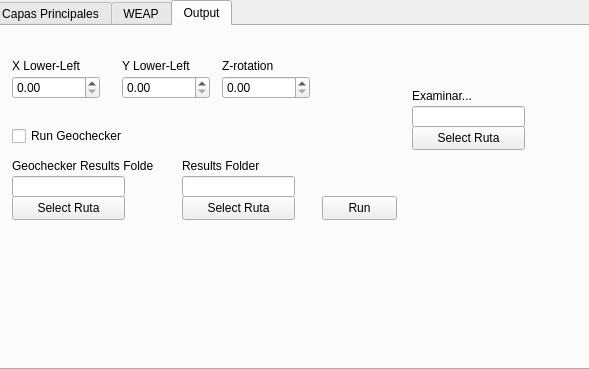
Above: geo_linkage_dialog.ui from Kalliam/geolinkage_project_QGIS before the change. Below: the same form after it.
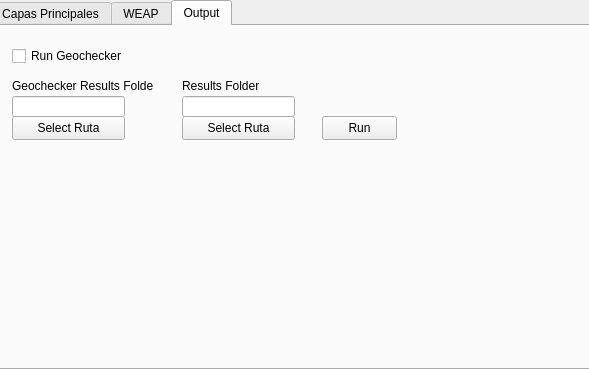
That is the form after the change. The open tabs and pages were chosen to show the change. Custom widgets are drawn as their Qt base class.

What changed in the file:
```diff
--- a/geo_linkage_dialog.ui
+++ b/geo_linkage_dialog.ui
@@ -569,7 +569,7 @@
      <property name="geometry">
       <rect>
        <x>20</x>
-       <y>150</y>
+       <y>70</y>
        <width>113</width>
        <height>21</height>
       </rect>
@@ -579,7 +579,7 @@
      <property name="geometry">
       <rect>
        <x>330</x>
-       <y>170</y>
+       <y>90</y>
        <width>75</width>
        <height>24</height>
       </rect>
@@ -592,7 +592,7 @@
      <property name="geometry">
       <rect>
        <x>20</x>
-       <y>100</y>
+       <y>20</y>
        <width>131</width>
        <height>20</height>
       </rect>
@@ -605,7 +605,7 @@
      <property name="geometry">
       <rect>
        <x>20</x>
-       <y>130</y>
+       <y>50</y>
        <width>141</width>
        <height>20</height>
       </rect>
@@ -618,7 +618,7 @@
      <property name="geometry">
       <rect>
        <x>20</x>
-       <y>170</y>
+       <y>90</y>
        <width>113</width>
        <height>24</height>
       </rect>
@@ -627,24 +627,11 @@
       <string>Select Ruta</string>
      </property>
     </widget>
-    <widget class="QLabel" name="label_5">
-     <property name="geometry">
-      <rect>
-       <x>230</x>
-       <y>30</y>
-       <width>101</width>
-       <height>20</height>
-      </rect>
-     </property>
-     <property name="text">
-      <string>Z-rotation</string>
-     </property>
-    </widget>
     <widget class="QLineEdit" name="lineEdit_folder">
      <property name="geometry">
       <rect>
        <x>190</x>
-       <y>150</y>
+       <y>70</y>
        <width>113</width>
        <height>21</height>
       </rect>
@@ -654,7 +641,7 @@
      <property name="geometry">
       <rect>
        <x>190</x>
-       <y>170</y>
+       <y>90</y>
        <width>113</width>
        <height>24</height>
       </rect>
@@ -667,7 +654,7 @@
      <property name="geometry">
       <rect>
        <x>190</x>
-       <y>130</y>
+       <y>50</y>
        <width>101</width>
        <height>20</height>
       </rect>
@@ -676,98 +663,6 @@
       <string>Results Folder</string>
      </property>
     </widget>
-    <widget class="QDoubleSpinBox" name="doubleSpinBox">
-     <property name="geometry">
-      <rect>
-       <x>230</x>
-       <y>50</y>
-       <width>88</width>
-       <height>23</height>
-      </rect>
-     </property>
-    </widget>
-    <widget class="QLabel" name="label_6">
-     <property name="geometry">
-      <rect>
-       <x>20</x>
-       <y>30</y>
-       <width>101</width>
-       <height>20</height>
-      </rect>
-     </property>
-     <property name="text">
-      <string>X Lower-Left</string>
-     </property>
-    </widget>
-    <widget class="QDoubleSpinBox" name="doubleSpinBox_5">
-     <property name="geometry">
-      <rect>
-       <x>20</x>
-       <y>50</y>
-       <width>88</width>
-       <height>23</height>
-      </rect>
-     </property>
-    </widget>
-    <widget class="QDoubleSpinBox" name="doubleSpinBox_6">
-     <property name="geometry">
-      <rect>
-       <x>130</x>
-       <y>50</y>
-       <width>88</width>
-       <height>23</height>
-      </rect>
-     </property>
-    </widget>
-    <widget class="QLabel" name="label_31">
-     <property name="geometry">
-      <rect>
-       <x>130</x>
-       <y>30</y>
-       <width>101</width>
-       <height>20</height>
-      </rect>
-     </property>
-     <property name="text">
-      <string>Y Lower-Left</string>
-     </property>
-    </widget>
-    <widget class="QLineEdit" name="lineEdit_folder_10">
-     <property name="geometry">
-      <rect>
-       <x>420</x>
-       <y>80</y>
-       <width>113</width>
-       <height>21</height>
-      </rect>
-     </property>
-    </widget>
-    <widget class="QLabel" name="label_54">
-     <property name="geometry">
-      <rect>
-       <x>420</x>
-       <y>60</y>
-       <width>71</width>
-       <height>20</height>
-      </rect>
-     </property>
-     <property name="text">
-      <string>Examinar...</string>
-     </property>
-    </widget>
-    <widget class="QPushButton" name="btn_explore_folder_10">
-     <property name="geometry">
-      <rect>
-       <x>420</x>
-       <y>100</y>
-       <width>113</width>
-       <height>24</height>
-      </rect>
-     </property>
-     <property name="text">
-      <string>Select Ruta</string>
-     </property>
-    </widget>
    </widget>
   </widget>
  </widget>
```
Left out of the diff: 38 changed lines with no effect on the pictures.
